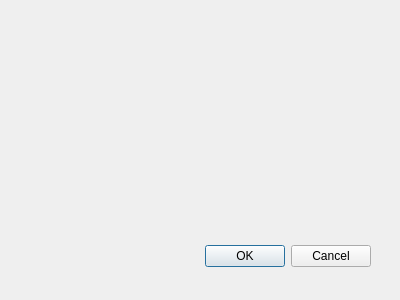
This is DlgSelSkills.ui in mr-Din/ItConnect as Qt 5 draws it before an edit. The edited form follows.
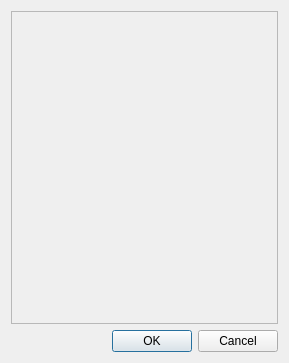
This is the edited form.

Diff of the .ui file:
```diff
--- a/DlgSelSkills.ui
+++ b/DlgSelSkills.ui
@@ -8,22 +8,33 @@
    <rect>
     <x>0</x>
     <y>0</y>
-    <width>400</width>
-    <height>300</height>
+    <width>289</width>
+    <height>363</height>
    </rect>
   </property>
   <property name="windowTitle">
    <string>Dialog</string>
   </property>
-  <widget name="buttonBox" class="QDialogButtonBox">
+  <layout class="QGridLayout" name="gridLayout">
+   <item row="0" column="0">
+    <widget class="QScrollArea" name="scrollArea">
+     <property name="widgetResizable">
+      <bool>true</bool>
+     </property>
+     <widget class="QWidget" name="scrollAreaWidgetContents">
    <property name="geometry">
     <rect>
-     <x>30</x>
-     <y>240</y>
-     <width>341</width>
-     <height>32</height>
-    </rect>
-   </property>
+        <x>0</x>
+        <y>0</y>
+        <width>269</width>
+        <height>313</height>
+       </rect>
+      </property>
+     </widget>
+    </widget>
+   </item>
+   <item row="1" column="0">
+    <widget class="QDialogButtonBox" name="buttonBox">
    <property name="orientation">
     <enum>Qt::Horizontal</enum>
    </property>
@@ -31,6 +42,8 @@
     <set>QDialogButtonBox::Cancel|QDialogButtonBox::Ok</set>
    </property>
   </widget>
+   </item>
+  </layout>
  </widget>
  <pixmapfunction/>
  <resources/>
```
Left out of the diff: 7 changed lines with no effect on the pictures. Lines whose indentation alone changed are shown as unchanged.
